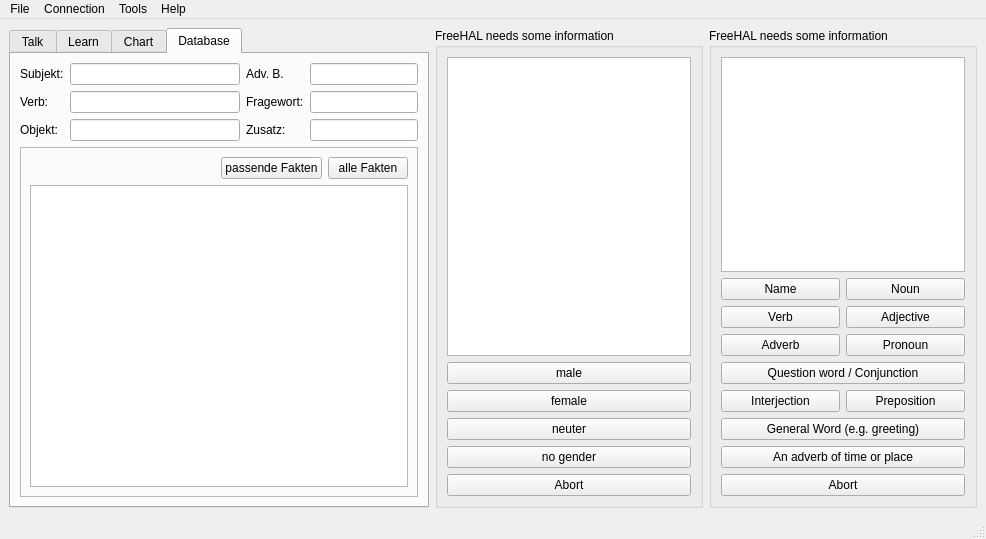
Old version of the form hal2009/gui-qt/ui/freehal.ui in the repository leuchtraketen/freehal_main.
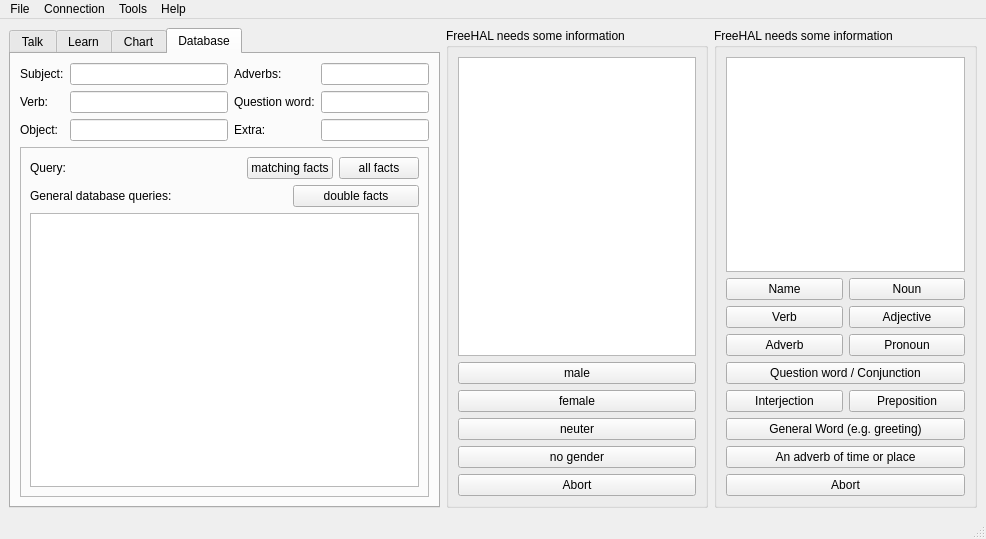
New version of the form. The open tabs and pages were chosen to show the change. Icons and pictures are not drawn.

```diff
--- a/hal2009/gui-qt/ui/freehal.ui
+++ b/hal2009/gui-qt/ui/freehal.ui
@@ -532,7 +532,7 @@
         <item row="0" column="0">
          <widget class="QLabel" name="label_14">
           <property name="text">
-           <string>Subjekt:</string>
+           <string>Subject:</string>
           </property>
          </widget>
         </item>
@@ -542,7 +542,7 @@
         <item row="0" column="2">
          <widget class="QLabel" name="label_12">
           <property name="text">
-           <string>Adv. B.</string>
+           <string>Adverbs:</string>
           </property>
          </widget>
         </item>
@@ -569,7 +569,7 @@
         <item row="1" column="2">
          <widget class="QLabel" name="label_11">
           <property name="text">
-           <string>Fragewort:</string>
+           <string>Question word:</string>
           </property>
          </widget>
         </item>
@@ -586,7 +586,7 @@
         <item row="2" column="0">
          <widget class="QLabel" name="label_13">
           <property name="text">
-           <string>Objekt:</string>
+           <string>Object:</string>
           </property>
          </widget>
         </item>
@@ -596,7 +596,7 @@
         <item row="2" column="2">
          <widget class="QLabel" name="label_16">
           <property name="text">
-           <string>Zusatz:</string>
+           <string>Extra:</string>
           </property>
          </widget>
         </item>
@@ -620,6 +620,13 @@
           </property>
           <layout class="QGridLayout" name="gridLayout_5">
            <item row="0" column="0">
+            <widget class="QLabel" name="label_6">
+             <property name="text">
+              <string>Query:</string>
+             </property>
+            </widget>
+           </item>
+           <item row="0" column="1" colspan="2">
             <spacer name="horizontalSpacer">
              <property name="orientation">
               <enum>Qt::Horizontal</enum>
@@ -632,14 +639,14 @@
              </property>
             </spacer>
            </item>
-           <item row="0" column="1">
+           <item row="0" column="3" colspan="2">
             <widget class="QPushButton" name="matchingfacts">
              <property name="text">
-              <string>passende Fakten</string>
+              <string>matching facts</string>
              </property>
             </widget>
            </item>
-           <item row="0" column="2">
+           <item row="0" column="5">
             <widget class="QPushButton" name="allfacts">
              <property name="sizePolicy">
               <sizepolicy hsizetype="Preferred" vsizetype="Fixed">
@@ -648,11 +655,38 @@
               </sizepolicy>
              </property>
              <property name="text">
-              <string>alle Fakten</string>
+              <string>all facts</string>
              </property>
             </widget>
            </item>
-           <item row="1" column="0" colspan="3">
+           <item row="1" column="0" colspan="2">
+            <widget class="QLabel" name="label_5">
+             <property name="text">
+              <string>General database queries:</string>
+             </property>
+            </widget>
+           </item>
+           <item row="1" column="2" colspan="2">
+            <spacer name="horizontalSpacer_2">
+             <property name="orientation">
+              <enum>Qt::Horizontal</enum>
+             </property>
+             <property name="sizeHint" stdset="0">
+              <size>
+               <width>119</width>
+               <height>22</height>
+              </size>
+             </property>
+            </spacer>
+           </item>
+           <item row="1" column="4" colspan="2">
+            <widget class="QPushButton" name="double_facts">
+             <property name="text">
+              <string>double facts</string>
+             </property>
+            </widget>
+           </item>
+           <item row="2" column="0" colspan="6">
             <widget class="QTableView" name="tableView"/>
            </item>
           </layout>
```
Left out of the diff: 2 changed lines with no effect on the pictures.
